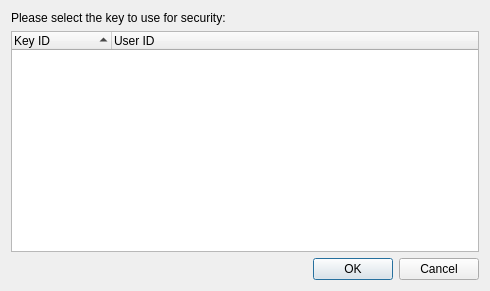
Above: src/pgpkey.ui from psi-im/psi before the change. Below: the same form after it.
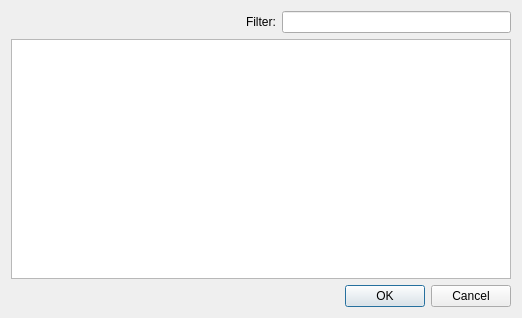
That is the form after the change.

Commit message: PGPKeyDlg now features usable filter.

```diff
--- a/src/pgpkey.ui
+++ b/src/pgpkey.ui
@@ -6,20 +6,39 @@
    <rect>
     <x>0</x>
     <y>0</y>
-    <width>490</width>
-    <height>291</height>
+    <width>522</width>
+    <height>318</height>
    </rect>
   </property>
   <layout class="QGridLayout" name="gridLayout">
    <item row="0" column="0">
-    <widget class="QLabel" name="textLabel1">
+    <spacer name="horizontalSpacer">
+     <property name="orientation">
+      <enum>Qt::Horizontal</enum>
+     </property>
+     <property name="sizeHint" stdset="0">
+      <size>
+       <width>219</width>
+       <height>20</height>
+      </size>
+     </property>
+    </spacer>
+   </item>
+   <item row="0" column="1">
+    <widget class="QLabel" name="label">
      <property name="text">
-      <string>Please select the key to use for security:</string>
+      <string>Filter:</string>
      </property>
     </widget>
    </item>
-   <item row="1" column="0">
-    <widget class="QTreeWidget" name="lv_keys">
+   <item row="0" column="2">
+    <widget class="QLineEdit" name="le_filter"/>
+   </item>
+   <item row="1" column="0" colspan="3">
+    <widget class="QTreeView" name="lv_keys">
+     <property name="editTriggers">
+      <set>QAbstractItemView::NoEditTriggers</set>
+     </property>
      <property name="indentation">
       <number>0</number>
      </property>
@@ -41,22 +60,9 @@
      <attribute name="headerCascadingSectionResizes">
       <bool>true</bool>
      </attribute>
-     <attribute name="headerCascadingSectionResizes">
-      <bool>true</bool>
-     </attribute>
-     <column>
-      <property name="text">
-       <string>Key ID</string>
-      </property>
-     </column>
-     <column>
-      <property name="text">
-       <string>User ID</string>
-      </property>
-     </column>
     </widget>
    </item>
-   <item row="2" column="0">
+   <item row="2" column="0" colspan="3">
     <widget class="QDialogButtonBox" name="buttonBox">
      <property name="standardButtons">
       <set>QDialogButtonBox::Cancel|QDialogButtonBox::Ok</set>
```
The commit also changes 2 other files.
